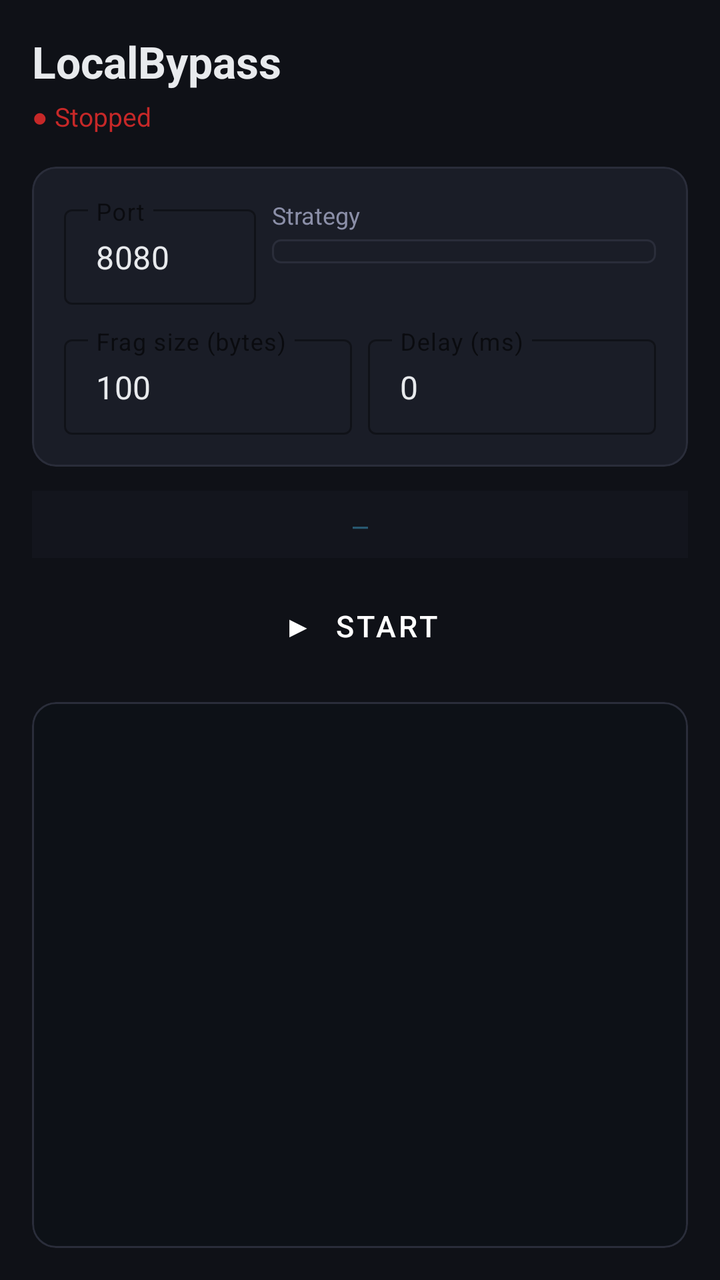
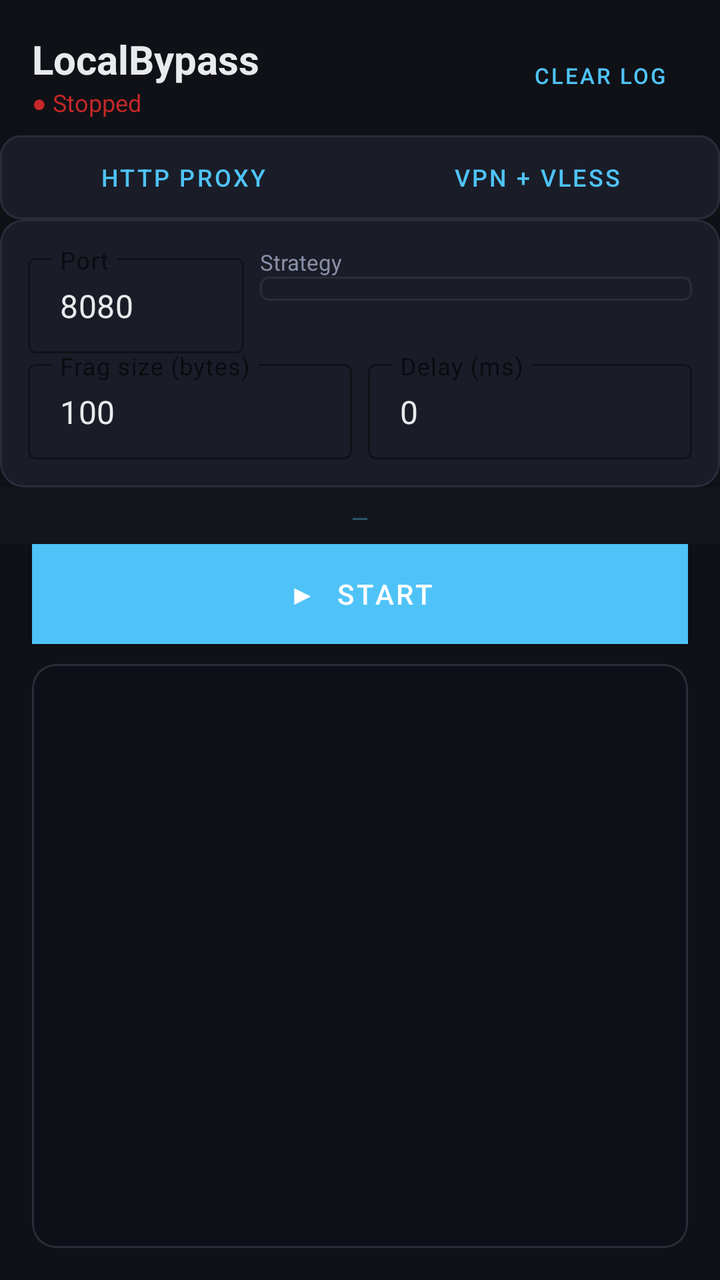

The first picture is an Android layout as it rendered before a commit; the second is the same layout after the commit. The layout source and the unified diff follow.
<!-- AndroidManifest.xml: application theme Theme.LocalBypass -->
<!-- res/layout/activity_main.xml -->
<?xml version="1.0" encoding="utf-8"?>
<LinearLayout xmlns:android="http://schemas.android.com/apk/res/android"
    xmlns:app="http://schemas.android.com/apk/res-auto"
    android:layout_width="match_parent"
    android:layout_height="match_parent"
    android:orientation="vertical"
    android:background="@color/bg"
    android:padding="16dp">

    
    <TextView
        android:layout_width="wrap_content"
        android:layout_height="wrap_content"
        android:text="LocalBypass"
        android:textSize="22sp"
        android:textStyle="bold"
        android:textColor="@color/text_primary"
        android:layout_marginBottom="4dp" />

    <TextView
        android:id="@+id/tvStatus"
        android:layout_width="wrap_content"
        android:layout_height="wrap_content"
        android:text="● Stopped"
        android:textSize="13sp"
        android:textColor="@color/stopped"
        android:layout_marginBottom="16dp" />

    
    <com.google.android.material.card.MaterialCardView
        android:layout_width="match_parent"
        android:layout_height="wrap_content"
        android:layout_marginBottom="12dp"
        app:cardBackgroundColor="@color/surface"
        app:cardCornerRadius="12dp"
        app:cardElevation="0dp"
        app:strokeWidth="1dp"
        app:strokeColor="@color/border">

        <LinearLayout
            android:layout_width="match_parent"
            android:layout_height="wrap_content"
            android:orientation="vertical"
            android:padding="16dp">

            
            <LinearLayout
                android:layout_width="match_parent"
                android:layout_height="wrap_content"
                android:orientation="horizontal"
                android:layout_marginBottom="12dp">

                <com.google.android.material.textfield.TextInputLayout
                    android:layout_width="0dp"
                    android:layout_height="wrap_content"
                    android:layout_weight="1"
                    android:layout_marginEnd="8dp"
                    android:hint="Port"
                    style="@style/Widget.MaterialComponents.TextInputLayout.OutlinedBox.Dense">
                    <com.google.android.material.textfield.TextInputEditText
                        android:id="@+id/etPort"
                        android:layout_width="match_parent"
                        android:layout_height="wrap_content"
                        android:inputType="number"
                        android:text="8080" />
                </com.google.android.material.textfield.TextInputLayout>

                <LinearLayout
                    android:layout_width="0dp"
                    android:layout_height="wrap_content"
                    android:layout_weight="2"
                    android:orientation="vertical">

                    <TextView
                        android:layout_width="wrap_content"
                        android:layout_height="wrap_content"
                        android:text="Strategy"
                        android:textSize="12sp"
                        android:textColor="@color/text_secondary"
                        android:layout_marginBottom="4dp" />

                    <Spinner
                        android:id="@+id/spinnerStrategy"
                        android:layout_width="match_parent"
                        android:layout_height="wrap_content"
                        android:background="@drawable/spinner_bg"
                        android:paddingStart="8dp"
                        android:paddingEnd="8dp"
                        android:paddingTop="6dp"
                        android:paddingBottom="6dp" />
                </LinearLayout>
            </LinearLayout>

            
            <LinearLayout
                android:layout_width="match_parent"
                android:layout_height="wrap_content"
                android:orientation="horizontal">

                <com.google.android.material.textfield.TextInputLayout
                    android:layout_width="0dp"
                    android:layout_height="wrap_content"
                    android:layout_weight="1"
                    android:layout_marginEnd="8dp"
                    android:hint="Frag size (bytes)"
                    style="@style/Widget.MaterialComponents.TextInputLayout.OutlinedBox.Dense">
                    <com.google.android.material.textfield.TextInputEditText
                        android:id="@+id/etFragSize"
                        android:layout_width="match_parent"
                        android:layout_height="wrap_content"
                        android:inputType="number"
                        android:text="100" />
                </com.google.android.material.textfield.TextInputLayout>

                <com.google.android.material.textfield.TextInputLayout
                    android:layout_width="0dp"
                    android:layout_height="wrap_content"
                    android:layout_weight="1"
                    android:hint="Delay (ms)"
                    style="@style/Widget.MaterialComponents.TextInputLayout.OutlinedBox.Dense">
                    <com.google.android.material.textfield.TextInputEditText
                        android:id="@+id/etFragDelay"
                        android:layout_width="match_parent"
                        android:layout_height="wrap_content"
                        android:inputType="number"
                        android:text="0" />
                </com.google.android.material.textfield.TextInputLayout>
            </LinearLayout>
        </LinearLayout>
    </com.google.android.material.card.MaterialCardView>

    
    <TextView
        android:id="@+id/tvProxyAddress"
        android:layout_width="match_parent"
        android:layout_height="wrap_content"
        android:text="—"
        android:textSize="13sp"
        android:textColor="@color/accent"
        android:fontFamily="monospace"
        android:gravity="center"
        android:alpha="0.4"
        android:padding="8dp"
        android:layout_marginBottom="8dp"
        android:background="@color/surface"
        android:clickable="true"
        android:focusable="true" />

    
    <Button
        android:id="@+id/btnStartStop"
        android:layout_width="match_parent"
        android:layout_height="52dp"
        android:text="▶  START"
        android:textSize="15sp"
        android:textColor="@color/white"
        android:backgroundTint="@color/running"
        android:layout_marginBottom="12dp"
        style="@style/Widget.MaterialComponents.Button" />

    
    <com.google.android.material.card.MaterialCardView
        android:layout_width="match_parent"
        android:layout_height="0dp"
        android:layout_weight="1"
        app:cardBackgroundColor="@color/log_bg"
        app:cardCornerRadius="12dp"
        app:cardElevation="0dp"
        app:strokeWidth="1dp"
        app:strokeColor="@color/border">

        <ScrollView
            android:id="@+id/scrollLog"
            android:layout_width="match_parent"
            android:layout_height="match_parent">

            <TextView
                android:id="@+id/tvLog"
                android:layout_width="match_parent"
                android:layout_height="wrap_content"
                android:text=""
                android:textSize="11sp"
                android:fontFamily="monospace"
                android:textColor="@color/log_text"
                android:padding="10dp"
                android:lineSpacingExtra="2dp" />
        </ScrollView>
    </com.google.android.material.card.MaterialCardView>

</LinearLayout>
<!-- resources referenced by this layout -->
<resources>
  <color name="accent">#4FC3F7</color>
  <color name="bg">#0F1117</color>
  <color name="border">#2A2D3A</color>
  <color name="log_bg">#0D1117</color>
  <color name="log_text">#A8B0C8</color>
  <color name="running">#2E7D32</color>
  <color name="stopped">#C62828</color>
  <color name="surface">#1A1D27</color>
  <color name="text_primary">#E8EAED</color>
  <color name="text_secondary">#8B8FA8</color>
  <color name="white">#FFFFFF</color>
  <!-- drawable spinner_bg (drawable) -->
  <?xml version="1.0" encoding="utf-8"?>
  <shape xmlns:android="http://schemas.android.com/apk/res/android"
      android:shape="rectangle">
      <stroke android:width="1dp" android:color="@color/border" />
      <corners android:radius="4dp" />
      <solid android:color="@color/surface" />
  </shape>
  <style name="Theme.LocalBypass" parent="Theme.MaterialComponents.DayNight.NoActionBar">
          <item name="colorPrimary">@color/accent</item>
          <item name="colorPrimaryVariant">@color/surface</item>
          <item name="colorOnPrimary">@color/white</item>
          <item name="colorSurface">@color/surface</item>
          <item name="android:windowBackground">@color/bg</item>
          <item name="android:statusBarColor">@color/bg</item>
          <item name="android:navigationBarColor">@color/bg</item>
          <item name="android:textColorPrimary">@color/text_primary</item>
          <item name="android:textColorSecondary">@color/text_secondary</item>
          <item name="android:editTextColor">@color/text_primary</item>
          <item name="editTextColor">@color/text_primary</item>
          <item name="boxStrokeColor">@color/border</item>
          <item name="hintTextColor">@color/text_secondary</item>
      </style>
</resources>

<!-- the commit's change to res/layout/activity_main.xml (unified diff, before → after) -->
@@ -4,33 +4,90 @@
     android:layout_width="match_parent"
     android:layout_height="match_parent"
     android:orientation="vertical"
-    android:background="@color/bg"
-    android:padding="16dp">
-
-    
-    <TextView
-        android:layout_width="wrap_content"
-        android:layout_height="wrap_content"
-        android:text="LocalBypass"
-        android:textSize="22sp"
-        android:textStyle="bold"
-        android:textColor="@color/text_primary"
-        android:layout_marginBottom="4dp" />
-
-    <TextView
-        android:id="@+id/tvStatus"
-        android:layout_width="wrap_content"
-        android:layout_height="wrap_content"
-        android:text="● Stopped"
-        android:textSize="13sp"
-        android:textColor="@color/stopped"
-        android:layout_marginBottom="16dp" />
+    android:background="@color/bg">
+
+    
+    <LinearLayout
+        android:layout_width="match_parent"
+        android:layout_height="wrap_content"
+        android:orientation="horizontal"
+        android:paddingHorizontal="16dp"
+        android:paddingTop="16dp"
+        android:paddingBottom="8dp"
+        android:gravity="center_vertical">
+
+        <LinearLayout
+            android:layout_width="0dp"
+            android:layout_height="wrap_content"
+            android:layout_weight="1"
+            android:orientation="vertical">
+
+            <TextView
+                android:layout_width="wrap_content"
+                android:layout_height="wrap_content"
+                android:text="LocalBypass"
+                android:textSize="20sp"
+                android:textStyle="bold"
+                android:textColor="@color/text_primary" />
+
+            <TextView
+                android:id="@+id/tvStatus"
+                android:layout_width="wrap_content"
+                android:layout_height="wrap_content"
+                android:text="● Stopped"
+                android:textSize="12sp"
+                android:textColor="@color/stopped" />
+        </LinearLayout>
+
+        <Button
+            android:id="@+id/btnClearLog"
+            android:layout_width="wrap_content"
+            android:layout_height="32dp"
+            android:text="Clear log"
+            android:textSize="11sp"
+            android:paddingHorizontal="10dp"
+            style="@style/Widget.MaterialComponents.Button.OutlinedButton"
+            app:strokeColor="@color/border" />
+    </LinearLayout>
+
+    
+    <LinearLayout
+        android:layout_width="match_parent"
+        android:layout_height="wrap_content"
+        android:orientation="horizontal"
+        android:marginHorizontal="16dp"
+        android:marginBottom="10dp"
+        android:background="@drawable/mode_toggle_bg"
+        android:padding="3dp">
+
+        <Button
+            android:id="@+id/btnModeProxy"
+            android:layout_width="0dp"
+            android:layout_height="36dp"
+            android:layout_weight="1"
+            android:text="HTTP Proxy"
+            android:textSize="12sp"
+            android:backgroundTint="@null"
+            style="@style/Widget.MaterialComponents.Button.TextButton" />
+
+        <Button
+            android:id="@+id/btnModeVpn"
+            android:layout_width="0dp"
+            android:layout_height="36dp"
+            android:layout_weight="1"
+            android:text="VPN + VLESS"
+            android:textSize="12sp"
+            android:backgroundTint="@null"
+            style="@style/Widget.MaterialComponents.Button.TextButton" />
+    </LinearLayout>
 
     
     <com.google.android.material.card.MaterialCardView
-        android:layout_width="match_parent"
-        android:layout_height="wrap_content"
-        android:layout_marginBottom="12dp"
+        android:id="@+id/cardProxySettings"
+        android:layout_width="match_parent"
+        android:layout_height="wrap_content"
+        android:marginHorizontal="16dp"
+        android:marginBottom="8dp"
         app:cardBackgroundColor="@color/surface"
         app:cardCornerRadius="12dp"
         app:cardElevation="0dp"
@@ -41,14 +98,13 @@
             android:layout_width="match_parent"
             android:layout_height="wrap_content"
             android:orientation="vertical"
-            android:padding="16dp">
-
-            
+            android:padding="14dp">
+
             <LinearLayout
                 android:layout_width="match_parent"
                 android:layout_height="wrap_content"
                 android:orientation="horizontal"
-                android:layout_marginBottom="12dp">
+                android:marginBottom="10dp">
 
                 <com.google.android.material.textfield.TextInputLayout
                     android:layout_width="0dp"
@@ -70,15 +126,13 @@
                     android:layout_height="wrap_content"
                     android:layout_weight="2"
                     android:orientation="vertical">
-
                     <TextView
                         android:layout_width="wrap_content"
                         android:layout_height="wrap_content"
                         android:text="Strategy"
-                        android:textSize="12sp"
+                        android:textSize="11sp"
                         android:textColor="@color/text_secondary"
-                        android:layout_marginBottom="4dp" />
-
+                        android:marginBottom="2dp" />
                     <Spinner
                         android:id="@+id/spinnerStrategy"
                         android:layout_width="match_parent"
@@ -91,12 +145,10 @@
                 </LinearLayout>
             </LinearLayout>
 
-            
             <LinearLayout
                 android:layout_width="match_parent"
                 android:layout_height="wrap_content"
                 android:orientation="horizontal">
-
                 <com.google.android.material.textfield.TextInputLayout
                     android:layout_width="0dp"
                     android:layout_height="wrap_content"
@@ -130,32 +182,125 @@
     </com.google.android.material.card.MaterialCardView>
 
     
+    <com.google.android.material.card.MaterialCardView
+        android:id="@+id/cardVpnSettings"
+        android:layout_width="match_parent"
+        android:layout_height="wrap_content"
+        android:marginHorizontal="16dp"
+        android:marginBottom="8dp"
+        android:visibility="gone"
+        app:cardBackgroundColor="@color/surface"
+        app:cardCornerRadius="12dp"
+        app:cardElevation="0dp"
+        app:strokeWidth="1dp"
+        app:strokeColor="@color/border">
+
+        <LinearLayout
+            android:layout_width="match_parent"
+            android:layout_height="wrap_content"
+            android:orientation="vertical"
+            android:padding="14dp">
+
+            
+            <LinearLayout
+                android:layout_width="match_parent"
+                android:layout_height="wrap_content"
+                android:orientation="horizontal"
+                android:marginBottom="8dp">
+
+                <com.google.android.material.textfield.TextInputLayout
+                    android:layout_width="0dp"
+                    android:layout_height="wrap_content"
+                    android:layout_weight="1"
+                    android:layout_marginEnd="8dp"
+                    android:hint="vless://uuid@host:port?…"
+                    style="@style/Widget.MaterialComponents.TextInputLayout.OutlinedBox.Dense">
+                    <com.google.android.material.textfield.TextInputEditText
+                        android:id="@+id/etVlessUrl"
+                        android:layout_width="match_parent"
+                        android:layout_height="wrap_content"
+                        android:inputType="textUri"
+                        android:fontFamily="monospace"
+                        android:textSize="11sp" />
+                </com.google.android.material.textfield.TextInputLayout>
+
+                <Button
+                    android:id="@+id/btnParseVless"
+                    android:layout_width="wrap_content"
+                    android:layout_height="wrap_content"
+                    android:text="Check"
+                    android:textSize="12sp"
+                    style="@style/Widget.MaterialComponents.Button.OutlinedButton"
+                    app:strokeColor="@color/accent" />
+            </LinearLayout>
+
+            
+            <TextView
+                android:id="@+id/tvVlessInfo"
+                android:layout_width="match_parent"
+                android:layout_height="wrap_content"
+                android:text=""
+                android:textSize="11sp"
+                android:fontFamily="monospace"
+                android:visibility="gone"
+                android:marginBottom="4dp" />
+
+            
+            <TextView
+                android:layout_width="match_parent"
+                android:layout_height="wrap_content"
+                android:text="Leave empty to use direct bypass (without server). With VLESS, ALL app traffic routes through your server — YouTube, Telegram, everything."
+                android:textSize="11sp"
+                android:textColor="@color/text_secondary"
+                android:lineSpacingExtra="2dp" />
+        </LinearLayout>
+    </com.google.android.material.card.MaterialCardView>
+
+    
     <TextView
         android:id="@+id/tvProxyAddress"
         android:layout_width="match_parent"
         android:layout_height="wrap_content"
+        android:marginHorizontal="16dp"
+        android:marginBottom="8dp"
         android:text="—"
-        android:textSize="13sp"
+        android:textSize="12sp"
         android:textColor="@color/accent"
         android:fontFamily="monospace"
         android:gravity="center"
         android:alpha="0.4"
-        android:padding="8dp"
-        android:layout_marginBottom="8dp"
+        android:padding="6dp"
         android:background="@color/surface"
         android:clickable="true"
         android:focusable="true" />
 
+    <TextView
+        android:id="@+id/tvStats"
+        android:layout_width="match_parent"
+        android:layout_height="wrap_content"
+        android:marginHorizontal="16dp"
+        android:marginBottom="8dp"
+        android:text=""
+        android:textSize="12sp"
+        android:textColor="@color/accent"
+        android:fontFamily="monospace"
+        android:gravity="center"
+        android:padding="6dp"
+        android:background="@color/surface"
+        android:visibility="gone" />
+
     
     <Button
         android:id="@+id/btnStartStop"
         android:layout_width="match_parent"
-        android:layout_height="52dp"
+        android:layout_height="50dp"
+        android:layout_marginHorizontal="16dp"
+        android:layout_marginBottom="10dp"
         android:text="▶  START"
-        android:textSize="15sp"
+        android:textSize="14sp"
         android:textColor="@color/white"
-        android:backgroundTint="@color/running"
-        android:layout_marginBottom="12dp"
+        android:backgroundTint="@null"
+        android:background="@color/running"
         style="@style/Widget.MaterialComponents.Button" />
 
     
@@ -163,6 +308,8 @@
         android:layout_width="match_parent"
         android:layout_height="0dp"
         android:layout_weight="1"
+        android:layout_marginHorizontal="16dp"
+        android:layout_marginBottom="16dp"
         app:cardBackgroundColor="@color/log_bg"
         app:cardCornerRadius="12dp"
         app:cardElevation="0dp"
@@ -179,7 +326,7 @@
                 android:layout_width="match_parent"
                 android:layout_height="wrap_content"
                 android:text=""
-                android:textSize="11sp"
+                android:textSize="10sp"
                 android:fontFamily="monospace"
                 android:textColor="@color/log_text"
                 android:padding="10dp"
<!-- resource entries referenced after the edit -->
@@ -11,6 +11,14 @@
   <color name="text_primary">#E8EAED</color>
   <color name="text_secondary">#8B8FA8</color>
   <color name="white">#FFFFFF</color>
+  <!-- drawable mode_toggle_bg (drawable) -->
+  <?xml version="1.0" encoding="utf-8"?>
+  <shape xmlns:android="http://schemas.android.com/apk/res/android"
+      android:shape="rectangle">
+      <solid android:color="@color/surface" />
+      <corners android:radius="10dp" />
+      <stroke android:width="1dp" android:color="@color/border" />
+  </shape>
   <!-- drawable spinner_bg (drawable) -->
   <?xml version="1.0" encoding="utf-8"?>
   <shape xmlns:android="http://schemas.android.com/apk/res/android"
